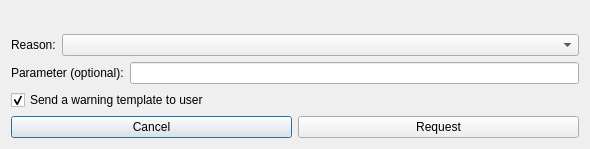
Old version of the form huggle/speedyform.ui in the repository huggle/huggle3-qt-lx.
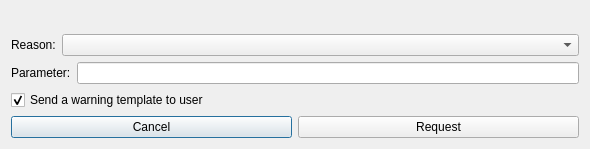
New version of the form. Icons and pictures are not drawn.

Commit message: enhanced speedy parameter

Diff of the .ui file:
```diff
--- a/huggle/speedyform.ui
+++ b/huggle/speedyform.ui
@@ -50,7 +50,7 @@
      <item>
       <widget class="QLabel" name="label_3">
        <property name="text">
-        <string>Parameter (optional):</string>
+        <string>Parameter:</string>
        </property>
       </widget>
      </item>
```
The commit also changes 4 other files.
